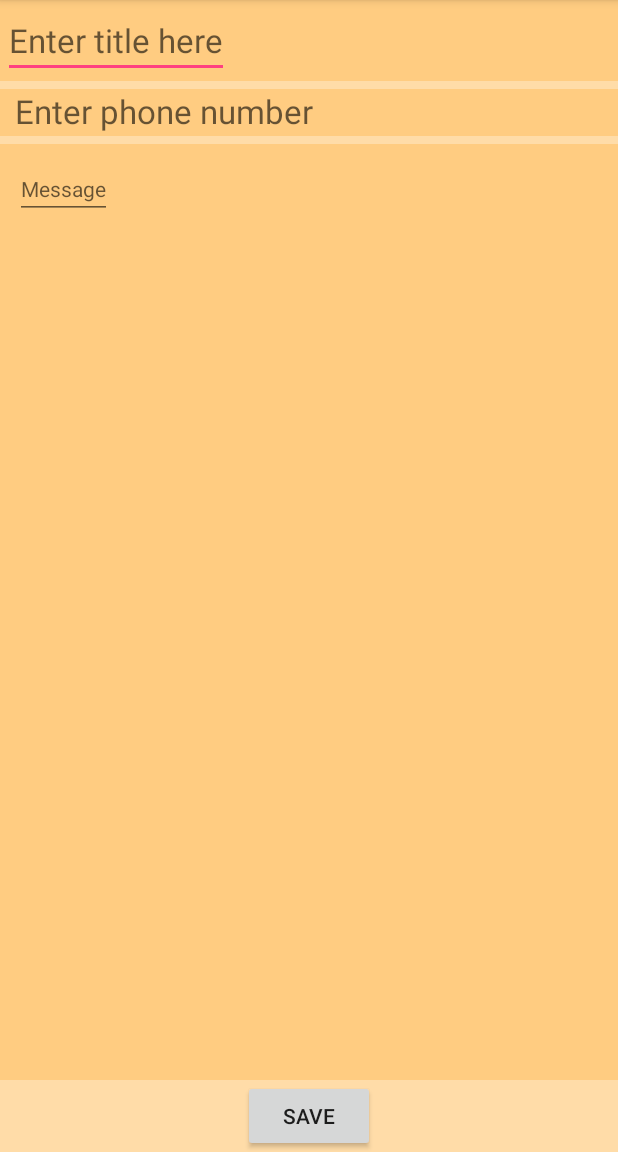
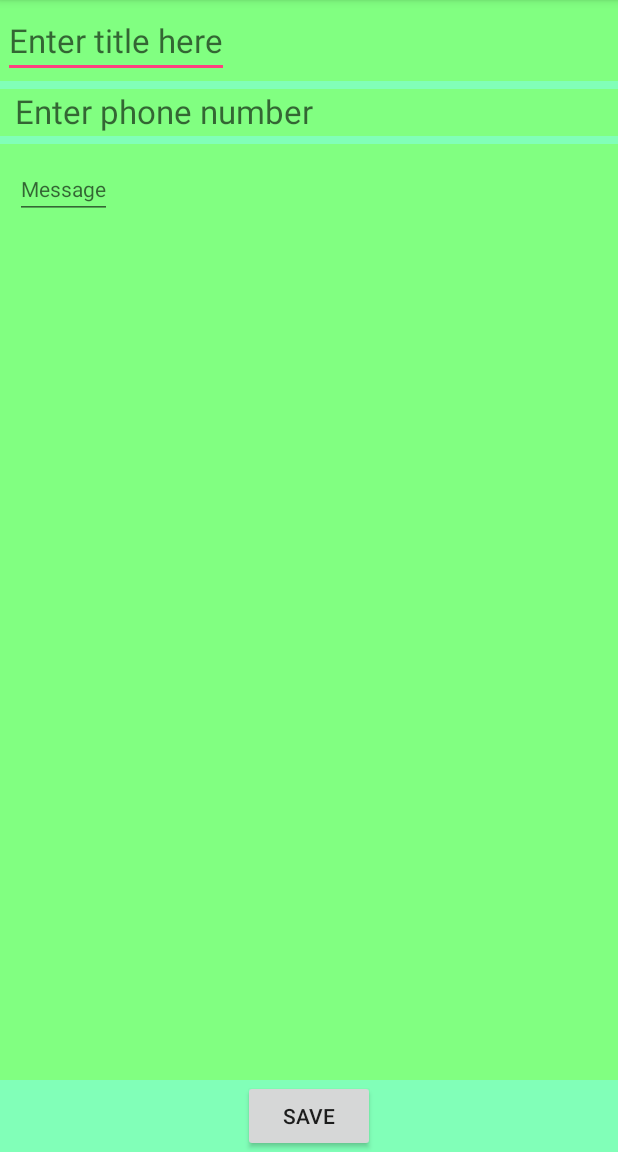
Before and after one commit to AKolodz/Inzynierka, an Android app: the fragment EmergencyEditFragment shown on its own in the app's theme, on a phone screen of 412 x 824 dp, the part 84-1236 px from its top. Run offline under Robolectric (Android 15) with nearby library versions, the phone set to English and light mode, and no system bars; our stand-ins replace ButterKnife; 5 statements that could not run were skipped.

Commit message:
zmiany po 23.12.16

```diff
--- a/EmergencyApp/app/src/main/AndroidManifest.xml
+++ b/EmergencyApp/app/src/main/AndroidManifest.xml
@@ -4,9 +4,12 @@
 
     <uses-permission android:name="android.permission.BLUETOOTH" />
     <uses-permission android:name="android.permission.BLUETOOTH_ADMIN" />
-    <uses-permission android:name="android.permission.ACCESS_COARSE_LOCATION"/>
     <uses-permission android:name="android.permission.ACCESS_FINE_LOCATION"/>
     <uses-permission android:name="android.permission.SEND_SMS" />
+
+    <uses-feature android:name="android.hardware.location.gps" />
+    <uses-feature android:name="android.hardware.location.network" />
+
 
     <application
         android:allowBackup="true"
--- a/EmergencyApp/app/src/main/res/layout/fragment_emergency_edit.xml
+++ b/EmergencyApp/app/src/main/res/layout/fragment_emergency_edit.xml
@@ -3,7 +3,7 @@
     android:layout_width="match_parent"
     android:layout_height="match_parent"
     tools:context="kolodziejczyk.olek.inzynierka.emergencyapp.EmergencyEditFragment"
-    android:background="@color/Custom1">
+    android:background="@color/Custom3">
 
     <ScrollView
         android:layout_width="wrap_content"
@@ -14,7 +14,7 @@
         android:layout_alignParentEnd="true"
         android:padding="2dp"
         android:layout_marginBottom="5dp"
-        android:background="@color/Custom2">
+        android:background="@color/Custom4">
         <EditText
             android:layout_width="wrap_content"
             android:layout_height="wrap_content"
@@ -27,7 +27,7 @@
         android:layout_height="wrap_content"
         android:layout_below="@+id/scroll_view_edit1"
         android:hint="Enter phone number"
-        android:background="@color/Custom2"
+        android:background="@color/Custom4"
         android:textAppearance="?android:attr/textAppearanceLarge"
         android:paddingStart="10dp"
         android:paddingBottom="2dp"
@@ -42,7 +42,7 @@
         android:id="@+id/scroll_view_edit2"
         android:layout_alignParentEnd="true"
         android:padding="10dp"
-        android:background="@color/Custom2"
+        android:background="@color/Custom4"
         android:layout_above="@+id/button_save">
         <EditText
             android:layout_width="wrap_content"
--- a/EmergencyApp/app/src/main/res/values/colors.xml
+++ b/EmergencyApp/app/src/main/res/values/colors.xml
@@ -5,6 +5,8 @@
     <color name="colorAccent">#FF4081</color>
     <color name="Black">#000000</color>
     <color name="Grey">#6d6d6d</color>
-    <color name="Custom1">#FFFFDCA8</color>
+    <color name="Custom1">#ffdca8</color>
     <color name="Custom2">#ffcc81</color>
+    <color name = "Custom3">#81ffb8</color>
+    <color name = "Custom4">#81ff81</color>
 </resources>
```
Also changed, not shown: EmergencyApp/app/src/main/java/kolodziejczyk/olek/inzynierka/emergencyapp/BluetoothService.java (+28 -22 lines), 1 other file.
